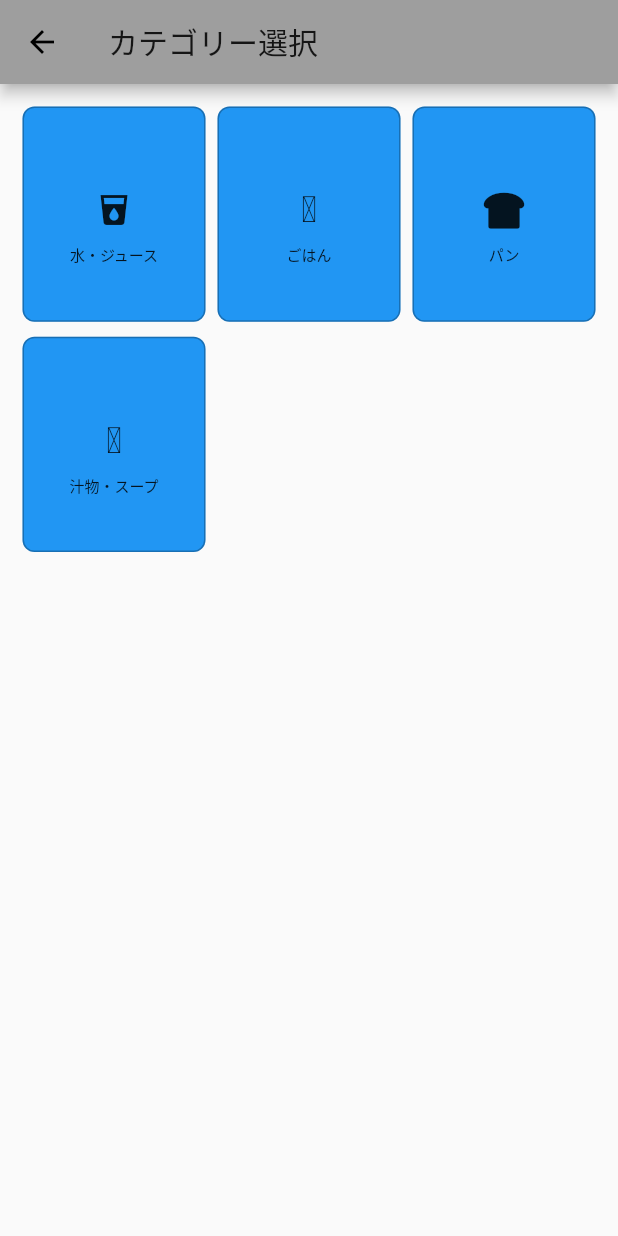
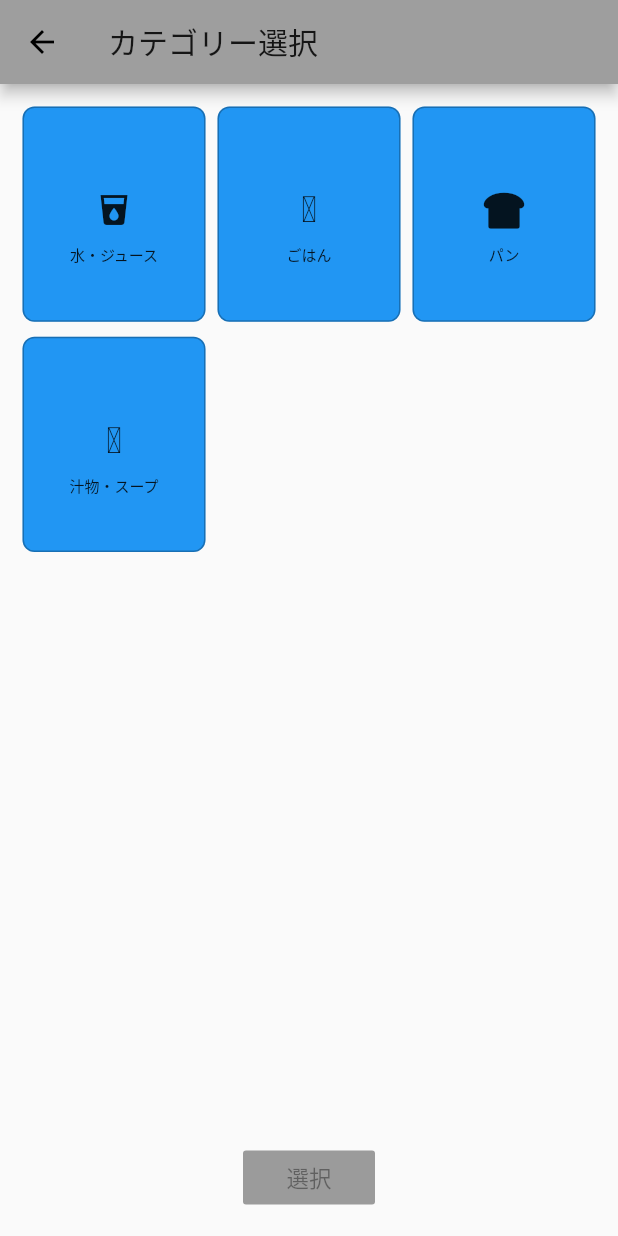
Before and after one commit to waterbook59/barcode-app, a Flutter app: the CategorySelectScreen screen opened directly, on a phone screen of 412 x 824 dp. Run offline on Flutter 3.47's test engine with Material 2 defaults, Android fonts, the phone set to English and light mode, and no system bars; our stand-ins replace cached_network_image, chopper, fluttertoast, font_awesome_flutter, image_picker; missing offline and left inert: flutter_barcode_scanner; Roboto replaces fonts that are missing (NotoSansJP-Regular).

Commit message:
カテゴリー選択画面作成 ボタンタップの値渡しとGridViewの下にRaisedButton配置

```diff
--- a/lib/views/category_select/common/category_select_button.dart
+++ b/lib/views/category_select/common/category_select_button.dart
@@ -3,9 +3,9 @@ import 'package:flutter/material.dart';
 class CategorySelectButton extends StatelessWidget {
   const CategorySelectButton({this.categoryTap, this.icon, this.label});
 
-//  final ValueChanged<String> categoryTap;
-  //todo valuechangeまたはタップで色の入れ替え
-  final VoidCallback categoryTap;
+///  ValueChanged<String>とは書かず、Function(返したい値)
+  // valueChangeまたはタップで色の入れ替え
+  final Function(String) categoryTap;
   final Widget icon;
   final String label;
 
@@ -13,7 +13,9 @@ class CategorySelectButton extends StatelessWidget {
   Widget build(BuildContext context) {
 
     return GestureDetector(
-      onTap: categoryTap ,
+      //後ろの()がないと反応しない
+      onTap: ()=>categoryTap(label),
+      behavior: HitTestBehavior.opaque,
       child: Container(
         decoration: BoxDecoration(
           // 選択前:背景色透明、選択時:背景色を青にする
@@ -36,7 +38,7 @@ class CategorySelectButton extends StatelessWidget {
             )
           ),
         ),
-        ),
-      );
+      ),
+    );
   }
 }
--- a/lib/views/category_select/screens/category_select_screen.dart
+++ b/lib/views/category_select/screens/category_select_screen.dart
@@ -12,6 +12,11 @@ class CategorySelectScreen extends StatelessWidget {
         body:
         Padding(
           padding: const EdgeInsets.all(15),
+          child: Column(
+            children: [
+              ///カテゴリ選択ボタン
+              ///GridView.builderをExpandedでラップ
+              Expanded(
                 child: GridView.builder(
 //          shrinkWrap: true,
                 itemCount: categoryText.length,
@@ -22,34 +27,30 @@ class CategorySelectScreen extends StatelessWidget {
                       childAspectRatio: 0.85,
                     ) ,
                     itemBuilder:(context,int index)=>
-
                       CategorySelectButton(
                         icon:categoryIcon[index],
                         label: categoryText[index],
-                  categoryTap:()=>categoryTap(context),
+                        categoryTap:(label)=>categoryTap(context,label),
+                  ),
+                ),
+              ),
+              ///決定ボタン
+              RaisedButton(
+                  onPressed: null,
+              color: Colors.orangeAccent,
+              child: Text('選択'),),
+            ],
+          ),
         ),
 
 
-          ),
-        ),
-
-//        ListView.builder(
-//          scrollDirection: Axis.horizontal,
-//            itemCount:  categoryText.length,
-//            itemBuilder:(context,int index)=>
-//                CategorySelectButton(
-//                  icon:categoryIcon[index],
-//                  label: categoryText[index],
-//                  categoryTap:()=>categoryTap(context),
-//            ),
-//        ),
 
 
       ),
     );
   }
 
- void categoryTap(BuildContext context) {
-    print('カテゴリータップ:ここに選んだものを持ってくるには？');
+  void categoryTap(BuildContext context,String label) {
+    print('onTap!!!:$label');
   }
 }
```
Lines whose indentation alone changed are shown as unchanged.
